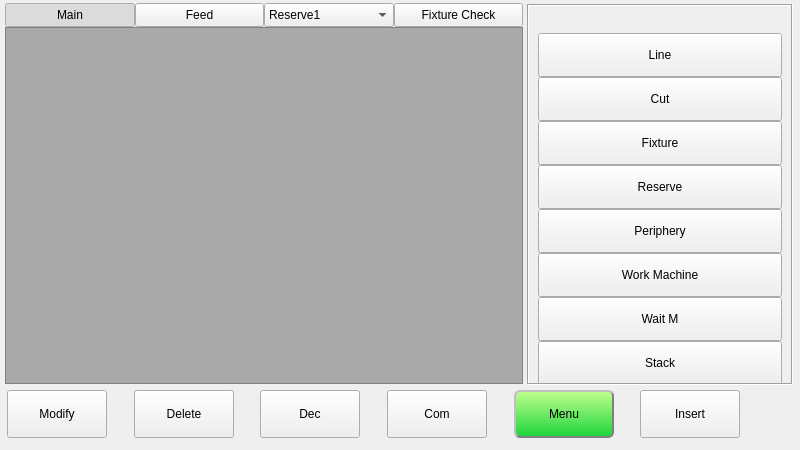
The window that hcinstruction/ichcinstructionpageframe_8.ui (GaussCheng/2-5AxisPunch) describes before a commit, drawn with Qt 5.
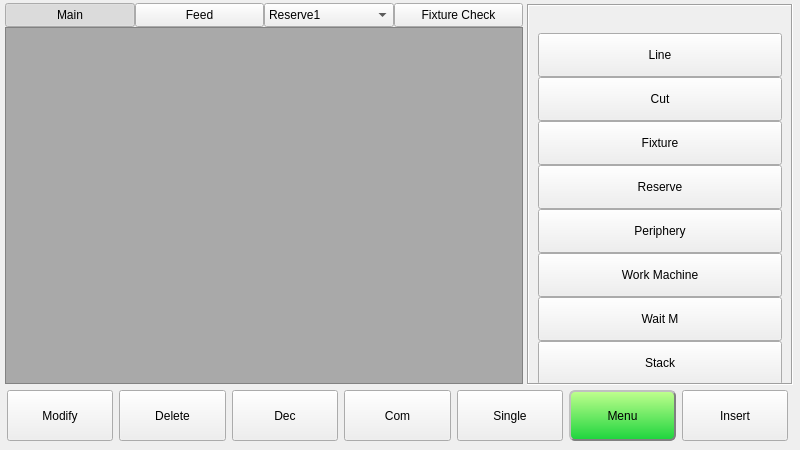
The same window after the commit. Icons and pictures are not drawn. Custom widgets are drawn as their Qt base class.

Patch:
```diff
--- a/hcinstruction/ichcinstructionpageframe_8.ui
+++ b/hcinstruction/ichcinstructionpageframe_8.ui
@@ -40,205 +40,6 @@
     <number>0</number>
    </property>
    <widget class="QWidget" name="stackedWidgetPage1">
-    <widget class="QToolButton" name="insertToolButton">
-     <property name="geometry">
-      <rect>
-       <x>635</x>
-       <y>387</y>
-       <width>100</width>
-       <height>48</height>
-      </rect>
-     </property>
-     <property name="sizePolicy">
-      <sizepolicy hsizetype="Preferred" vsizetype="Preferred">
-       <horstretch>0</horstretch>
-       <verstretch>0</verstretch>
-      </sizepolicy>
-     </property>
-     <property name="text">
-      <string>Insert</string>
-     </property>
-     <property name="icon">
-      <iconset resource="../resource.qrc">
-       <normaloff>:/resource/insert(32).png</normaloff>:/resource/insert(32).png</iconset>
-     </property>
-     <property name="iconSize">
-      <size>
-       <width>32</width>
-       <height>32</height>
-      </size>
-     </property>
-     <property name="toolButtonStyle">
-      <enum>Qt::ToolButtonTextBesideIcon</enum>
-     </property>
-    </widget>
-    <widget class="QToolButton" name="downButton">
-     <property name="geometry">
-      <rect>
-       <x>255</x>
-       <y>387</y>
-       <width>100</width>
-       <height>48</height>
-      </rect>
-     </property>
-     <property name="sizePolicy">
-      <sizepolicy hsizetype="Preferred" vsizetype="Preferred">
-       <horstretch>0</horstretch>
-       <verstretch>0</verstretch>
-      </sizepolicy>
-     </property>
-     <property name="text">
-      <string>Dec</string>
-     </property>
-     <property name="icon">
-      <iconset resource="../resource.qrc">
-       <normaloff>:/resource/mergeDown.png</normaloff>:/resource/mergeDown.png</iconset>
-     </property>
-     <property name="iconSize">
-      <size>
-       <width>32</width>
-       <height>32</height>
-      </size>
-     </property>
-     <property name="toolButtonStyle">
-      <enum>Qt::ToolButtonTextBesideIcon</enum>
-     </property>
-     <property name="arrowType">
-      <enum>Qt::NoArrow</enum>
-     </property>
-    </widget>
-    <widget class="QToolButton" name="upButton">
-     <property name="geometry">
-      <rect>
-       <x>382</x>
-       <y>387</y>
-       <width>100</width>
-       <height>48</height>
-      </rect>
-     </property>
-     <property name="sizePolicy">
-      <sizepolicy hsizetype="Preferred" vsizetype="Preferred">
-       <horstretch>0</horstretch>
-       <verstretch>0</verstretch>
-      </sizepolicy>
-     </property>
-     <property name="text">
-      <string>Com</string>
-     </property>
-     <property name="icon">
-      <iconset resource="../resource.qrc">
-       <normaloff>:/resource/mergeUp.png</normaloff>:/resource/mergeUp.png</iconset>
-     </property>
-     <property name="iconSize">
-      <size>
-       <width>32</width>
-       <height>32</height>
-      </size>
-     </property>
-     <property name="toolButtonStyle">
-      <enum>Qt::ToolButtonTextBesideIcon</enum>
-     </property>
-     <property name="arrowType">
-      <enum>Qt::NoArrow</enum>
-     </property>
-    </widget>
-    <widget class="QToolButton" name="commandButton">
-     <property name="geometry">
-      <rect>
-       <x>509</x>
-       <y>387</y>
-       <width>100</width>
-       <height>48</height>
-      </rect>
-     </property>
-     <property name="sizePolicy">
-      <sizepolicy hsizetype="Preferred" vsizetype="Preferred">
-       <horstretch>0</horstretch>
-       <verstretch>0</verstretch>
-      </sizepolicy>
-     </property>
-     <property name="styleSheet">
-      <string notr="true">#commandButton{
-     border-style: outset;
-     border-width: 2px;
-     border-radius: 6px;
-     border-color: gray;
-	background-color: qlineargradient(spread:pad, x1:1, y1:1, x2:1, y2:0, stop:0 rgba(29, 212, 61, 255), stop:1 rgba(193, 255, 142, 255));
-}
-#commandButton:pressed{
-     border-style: inset;
-	background-color: qlineargradient(spread:pad, x1:1, y1:0, x2:1, y2:1, stop:0 rgba(29, 212, 61, 255), stop:1 rgba(193, 255, 142, 255));
-	color:black;
-}</string>
-     </property>
-     <property name="text">
-      <string>Menu</string>
-     </property>
-    </widget>
-    <widget class="QToolButton" name="modifyToolButton">
-     <property name="geometry">
-      <rect>
-       <x>2</x>
-       <y>387</y>
-       <width>100</width>
-       <height>48</height>
-      </rect>
-     </property>
-     <property name="sizePolicy">
-      <sizepolicy hsizetype="Preferred" vsizetype="Preferred">
-       <horstretch>0</horstretch>
-       <verstretch>0</verstretch>
-      </sizepolicy>
-     </property>
-     <property name="text">
-      <string>Modify</string>
-     </property>
-     <property name="icon">
-      <iconset resource="../resource.qrc">
-       <normaloff>:/resource/modify.png</normaloff>:/resource/modify.png</iconset>
-     </property>
-     <property name="iconSize">
-      <size>
-       <width>32</width>
-       <height>32</height>
-      </size>
-     </property>
-     <property name="toolButtonStyle">
-      <enum>Qt::ToolButtonTextBesideIcon</enum>
-     </property>
-    </widget>
-    <widget class="QToolButton" name="deleteToolButton">
-     <property name="geometry">
-      <rect>
-       <x>129</x>
-       <y>387</y>
-       <width>100</width>
-       <height>48</height>
-      </rect>
-     </property>
-     <property name="sizePolicy">
-      <sizepolicy hsizetype="Preferred" vsizetype="Preferred">
-       <horstretch>0</horstretch>
-       <verstretch>0</verstretch>
-      </sizepolicy>
-     </property>
-     <property name="text">
-      <string>Delete</string>
-     </property>
-     <property name="icon">
-      <iconset resource="../resource.qrc">
-       <normaloff>:/resource/Delete-icon(32).png</normaloff>:/resource/Delete-icon(32).png</iconset>
-     </property>
-     <property name="iconSize">
-      <size>
-       <width>32</width>
-       <height>32</height>
-      </size>
-     </property>
-     <property name="toolButtonStyle">
-      <enum>Qt::ToolButtonTextBesideIcon</enum>
-     </property>
-    </widget>
     <widget class="QStackedWidget" name="settingStackedWidget">
      <property name="geometry">
       <rect>
@@ -783,6 +584,194 @@
       </item>
      </layout>
     </widget>
+    <widget class="QWidget" name="">
+     <property name="geometry">
+      <rect>
+       <x>2</x>
+       <y>387</y>
+       <width>781</width>
+       <height>51</height>
+      </rect>
+     </property>
+     <layout class="QGridLayout" name="gridLayout">
+      <item row="0" column="0">
+       <widget class="QToolButton" name="modifyToolButton">
+        <property name="sizePolicy">
+         <sizepolicy hsizetype="Preferred" vsizetype="Preferred">
+          <horstretch>0</horstretch>
+          <verstretch>0</verstretch>
+         </sizepolicy>
+        </property>
+        <property name="text">
+         <string>Modify</string>
+        </property>
+        <property name="icon">
+         <iconset resource="../resource.qrc">
+          <normaloff>:/resource/modify.png</normaloff>:/resource/modify.png</iconset>
+        </property>
+        <property name="iconSize">
+         <size>
+          <width>32</width>
+          <height>32</height>
+         </size>
+        </property>
+        <property name="toolButtonStyle">
+         <enum>Qt::ToolButtonTextBesideIcon</enum>
+        </property>
+       </widget>
+      </item>
+      <item row="0" column="2">
+       <widget class="QToolButton" name="downButton">
+        <property name="sizePolicy">
+         <sizepolicy hsizetype="Preferred" vsizetype="Preferred">
+          <horstretch>0</horstretch>
+          <verstretch>0</verstretch>
+         </sizepolicy>
+        </property>
+        <property name="text">
+         <string>Dec</string>
+        </property>
+        <property name="icon">
+         <iconset resource="../resource.qrc">
+          <normaloff>:/resource/mergeDown.png</normaloff>:/resource/mergeDown.png</iconset>
+        </property>
+        <property name="iconSize">
+         <size>
+          <width>32</width>
+          <height>32</height>
+         </size>
+        </property>
+        <property name="toolButtonStyle">
+         <enum>Qt::ToolButtonTextBesideIcon</enum>
+        </property>
+        <property name="arrowType">
+         <enum>Qt::NoArrow</enum>
+        </property>
+       </widget>
+      </item>
+      <item row="0" column="3">
+       <widget class="QToolButton" name="upButton">
+        <property name="sizePolicy">
+         <sizepolicy hsizetype="Preferred" vsizetype="Preferred">
+          <horstretch>0</horstretch>
+          <verstretch>0</verstretch>
+         </sizepolicy>
+        </property>
+        <property name="text">
+         <string>Com</string>
+        </property>
+        <property name="icon">
+         <iconset resource="../resource.qrc">
+          <normaloff>:/resource/mergeUp.png</normaloff>:/resource/mergeUp.png</iconset>
+        </property>
+        <property name="iconSize">
+         <size>
+          <width>32</width>
+          <height>32</height>
+         </size>
+        </property>
+        <property name="toolButtonStyle">
+         <enum>Qt::ToolButtonTextBesideIcon</enum>
+        </property>
+        <property name="arrowType">
+         <enum>Qt::NoArrow</enum>
+        </property>
+       </widget>
+      </item>
+      <item row="0" column="6">
+       <widget class="QToolButton" name="insertToolButton">
+        <property name="sizePolicy">
+         <sizepolicy hsizetype="Preferred" vsizetype="Preferred">
+          <horstretch>0</horstretch>
+          <verstretch>0</verstretch>
+         </sizepolicy>
+        </property>
+        <property name="text">
+         <string>Insert</string>
+        </property>
+        <property name="icon">
+         <iconset resource="../resource.qrc">
+          <normaloff>:/resource/insert(32).png</normaloff>:/resource/insert(32).png</iconset>
+        </property>
+        <property name="iconSize">
+         <size>
+          <width>32</width>
+          <height>32</height>
+         </size>
+        </property>
+        <property name="toolButtonStyle">
+         <enum>Qt::ToolButtonTextBesideIcon</enum>
+        </property>
+       </widget>
+      </item>
+      <item row="0" column="4">
+       <widget class="QPushButton" name="singleButton">
+        <property name="sizePolicy">
+         <sizepolicy hsizetype="Minimum" vsizetype="Preferred">
+          <horstretch>0</horstretch>
+          <verstretch>0</verstretch>
+         </sizepolicy>
+        </property>
+        <property name="text">
+         <string>Single</string>
+        </property>
+       </widget>
+      </item>
+      <item row="0" column="1">
+       <widget class="QToolButton" name="deleteToolButton">
+        <property name="sizePolicy">
+         <sizepolicy hsizetype="Preferred" vsizetype="Preferred">
+          <horstretch>0</horstretch>
+          <verstretch>0</verstretch>
+         </sizepolicy>
+        </property>
+        <property name="text">
+         <string>Delete</string>
+        </property>
+        <property name="icon">
+         <iconset resource="../resource.qrc">
+          <normaloff>:/resource/Delete-icon(32).png</normaloff>:/resource/Delete-icon(32).png</iconset>
+        </property>
+        <property name="iconSize">
+         <size>
+          <width>32</width>
+          <height>32</height>
+         </size>
+        </property>
+        <property name="toolButtonStyle">
+         <enum>Qt::ToolButtonTextBesideIcon</enum>
+        </property>
+       </widget>
+      </item>
+      <item row="0" column="5">
+       <widget class="QToolButton" name="commandButton">
+        <property name="sizePolicy">
+         <sizepolicy hsizetype="Preferred" vsizetype="Preferred">
+          <horstretch>0</horstretch>
+          <verstretch>0</verstretch>
+         </sizepolicy>
+        </property>
+        <property name="styleSheet">
+         <string notr="true">#commandButton{
+     border-style: outset;
+     border-width: 2px;
+     border-radius: 6px;
+     border-color: gray;
+	background-color: qlineargradient(spread:pad, x1:1, y1:1, x2:1, y2:0, stop:0 rgba(29, 212, 61, 255), stop:1 rgba(193, 255, 142, 255));
+}
+#commandButton:pressed{
+     border-style: inset;
+	background-color: qlineargradient(spread:pad, x1:1, y1:0, x2:1, y2:1, stop:0 rgba(29, 212, 61, 255), stop:1 rgba(193, 255, 142, 255));
+	color:black;
+}</string>
+        </property>
+        <property name="text">
+         <string>Menu</string>
+        </property>
+       </widget>
+      </item>
+     </layout>
+    </widget>
    </widget>
    <widget class="QWidget" name="stackedWidgetPage2">
     <widget class="QTabWidget" name="tabWidget_2">
```
Left out of the diff: 22 changed lines with no effect on the pictures.
